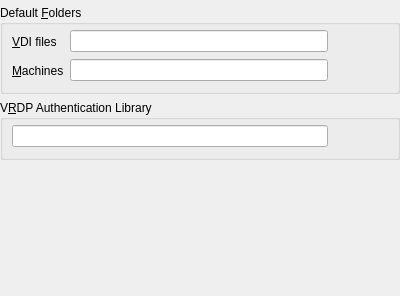
First picture: the form in vbox/src/VBox/Frontends/VirtualBox4/ui/VBoxGLSettingsGeneral.ui, repository jljuxgm/vboxgit, before the edit.
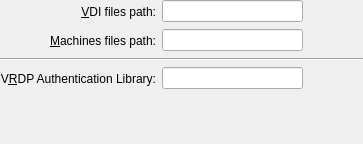
Second picture: the form after the edit. Icons and pictures are not drawn.

Commit message:
commit_10536 ------------------------------------------------------------------------ r10536 | vboxsync | 2008-07-12 00:02:45 +0800 (Sat, 12 Jul 2008) | 2 lines
FE/Qt4: Global settings style face lift.

------------------------------------------------------------------------

Diff of the .ui file:
```diff
--- a/vbox/src/VBox/Frontends/VirtualBox4/ui/VBoxGLSettingsGeneral.ui
+++ b/vbox/src/VBox/Frontends/VirtualBox4/ui/VBoxGLSettingsGeneral.ui
@@ -22,36 +22,30 @@
    <rect>
     <x>0</x>
     <y>0</y>
-    <width>400</width>
-    <height>296</height>
+    <width>363</width>
+    <height>144</height>
    </rect>
   </property>
-  <layout class="QVBoxLayout" >
+  <layout class="QGridLayout" >
    <property name="leftMargin" >
     <number>0</number>
    </property>
    <property name="topMargin" >
-    <number>5</number>
+    <number>0</number>
    </property>
    <property name="rightMargin" >
     <number>0</number>
    </property>
    <property name="bottomMargin" >
-    <number>5</number>
-   </property>
-   <item>
-    <widget class="QGroupBox" name="mGbDefault" >
-     <property name="title" >
-      <string>Default &amp;Folders</string>
-     </property>
-     <layout class="QGridLayout" >
-      <property name="topMargin" >
-       <number>5</number>
+    <number>0</number>
       </property>
       <item row="0" column="0" >
        <widget class="QLabel" name="mLbVdi" >
         <property name="text" >
-         <string>&amp;VDI files</string>
+      <string>&amp;VDI files path:</string>
+     </property>
+     <property name="alignment" >
+      <set>Qt::AlignRight|Qt::AlignTrailing|Qt::AlignVCenter</set>
         </property>
         <property name="buddy" >
          <cstring>mLeVdi</cstring>
@@ -60,15 +54,50 @@
       </item>
       <item row="0" column="1" >
        <widget class="QLineEdit" name="mLeVdi" >
+     <property name="sizePolicy" >
+      <sizepolicy vsizetype="Fixed" hsizetype="MinimumExpanding" >
+       <horstretch>0</horstretch>
+       <verstretch>0</verstretch>
+      </sizepolicy>
+     </property>
         <property name="whatsThis" >
          <string>Displays the path to the default VDI folder. This folder is used, if not explicitly specified otherwise, when adding existing or creating new virtual hard disks.</string>
         </property>
        </widget>
       </item>
+   <item row="0" column="2" >
+    <widget class="QToolButton" name="mTbVdiSelect" >
+     <property name="whatsThis" >
+      <string>Opens a dialog to select the default VDI folder.</string>
+     </property>
+     <property name="icon" >
+      <iconset resource="../VirtualBox.qrc" >:/select_file_16px.png</iconset>
+     </property>
+     <property name="autoRaise" >
+      <bool>true</bool>
+     </property>
+    </widget>
+   </item>
+   <item row="0" column="3" >
+    <widget class="QToolButton" name="mTbVdiReset" >
+     <property name="whatsThis" >
+      <string>Resets the VDI folder path to the default value. The actual default path will be displayed after accepting the changes and opening this dialog again.</string>
+     </property>
+     <property name="icon" >
+      <iconset resource="../VirtualBox.qrc" >:/eraser_16px.png</iconset>
+     </property>
+     <property name="autoRaise" >
+      <bool>true</bool>
+     </property>
+    </widget>
+   </item>
       <item row="1" column="0" >
        <widget class="QLabel" name="mLbMach" >
         <property name="text" >
-         <string>&amp;Machines</string>
+      <string>&amp;Machines files path:</string>
+     </property>
+     <property name="alignment" >
+      <set>Qt::AlignRight|Qt::AlignTrailing|Qt::AlignVCenter</set>
         </property>
         <property name="buddy" >
          <cstring>mLeMach</cstring>
@@ -82,19 +111,6 @@
         </property>
        </widget>
       </item>
-      <item row="0" column="2" >
-       <widget class="QToolButton" name="mTbVdiSelect" >
-        <property name="whatsThis" >
-         <string>Opens a dialog to select the default VDI folder.</string>
-        </property>
-        <property name="icon" >
-         <iconset resource="../VirtualBox.qrc" >:/select_file_16px.png</iconset>
-        </property>
-        <property name="autoRaise" >
-         <bool>true</bool>
-        </property>
-       </widget>
-      </item>
       <item row="1" column="2" >
        <widget class="QToolButton" name="mTbMachSelect" >
         <property name="whatsThis" >
@@ -108,19 +124,6 @@
         </property>
        </widget>
       </item>
-      <item row="0" column="3" >
-       <widget class="QToolButton" name="mTbVdiReset" >
-        <property name="whatsThis" >
-         <string>Resets the VDI folder path to the default value. The actual default path will be displayed after accepting the changes and opening this dialog again.</string>
-        </property>
-        <property name="icon" >
-         <iconset resource="../VirtualBox.qrc" >:/eraser_16px.png</iconset>
-        </property>
-        <property name="autoRaise" >
-         <bool>true</bool>
-        </property>
-       </widget>
-      </item>
       <item row="1" column="3" >
        <widget class="QToolButton" name="mTbMachReset" >
         <property name="whatsThis" >
@@ -134,26 +137,34 @@
         </property>
        </widget>
       </item>
-     </layout>
+   <item row="2" column="0" colspan="4" >
+    <widget class="Line" name="line" >
+     <property name="orientation" >
+      <enum>Qt::Horizontal</enum>
+     </property>
     </widget>
    </item>
-   <item>
-    <widget class="QGroupBox" name="mGbVRDP" >
-     <property name="title" >
-      <string>V&amp;RDP Authentication Library</string>
+   <item row="3" column="0" >
+    <widget class="QLabel" name="label_2" >
+     <property name="text" >
+      <string>V&amp;RDP Authentication Library:</string>
      </property>
-     <layout class="QHBoxLayout" >
-      <property name="topMargin" >
-       <number>5</number>
-      </property>
-      <item>
+     <property name="alignment" >
+      <set>Qt::AlignRight|Qt::AlignTrailing|Qt::AlignVCenter</set>
+     </property>
+     <property name="buddy" >
+      <cstring>mLeVRDP</cstring>
+     </property>
+    </widget>
+   </item>
+   <item row="3" column="1" >
        <widget class="QLineEdit" name="mLeVRDP" >
         <property name="whatsThis" >
          <string>Displays the path to the library that provides authentication for Remote Display (VRDP) clients.</string>
         </property>
        </widget>
       </item>
-      <item>
+   <item row="3" column="2" >
        <widget class="QToolButton" name="mTbVRDPSelect" >
         <property name="whatsThis" >
          <string>Opens a dialog to select the VRDP authentication library file.</string>
@@ -166,7 +177,7 @@
         </property>
        </widget>
       </item>
-      <item>
+   <item row="3" column="3" >
        <widget class="QToolButton" name="mTbVRDPReset" >
         <property name="whatsThis" >
          <string>Resets the authentication library file to the default value. The actual default library file will be displayed after accepting the changes and opening this dialog again.</string>
@@ -179,10 +190,7 @@
         </property>
        </widget>
       </item>
-     </layout>
-    </widget>
-   </item>
-   <item>
+   <item row="4" column="1" >
     <spacer>
      <property name="orientation" >
       <enum>Qt::Vertical</enum>
@@ -190,7 +198,7 @@
      <property name="sizeHint" >
       <size>
        <width>20</width>
-       <height>0</height>
+       <height>40</height>
       </size>
      </property>
     </spacer>
```
Lines whose indentation alone changed are shown as unchanged. The commit also changes 3 other files.
